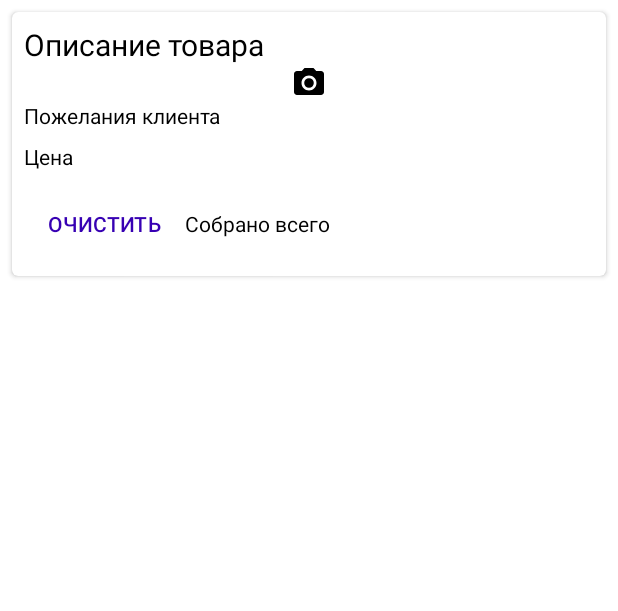
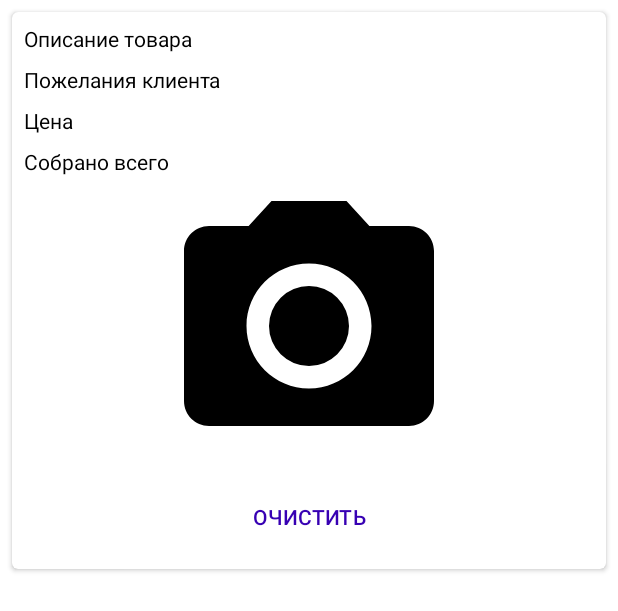
Before and after one commit to TimofeySin/GeminiStore, an Android app: the layout order_goods_item.xml on its own in the app's theme, with its tools: preview values and no code run, on a phone screen of 412 x 824 dp. Shown: the top 611 px of the screen. Run offline under Robolectric (Android 15) with nearby library versions, the phone set to English and light mode, and no system bars; Roboto replaces fonts that are not available here.

Commit message:
Корректировка интерфейса

```diff
--- a/app/src/main/java/com/example/geministore/services/urovo/UrovoConnectionService.kt
+++ b/app/src/main/java/com/example/geministore/services/urovo/UrovoConnectionService.kt
@@ -62,7 +62,8 @@ class UrovoConnectionService : Service() {
 
     private fun getBluetoothDevice(bluetoothAdapter: BluetoothAdapter): BluetoothDevice? {
         val deviceAddress = sharedPref(applicationContext).getDeviceID()
-        return bluetoothAdapter.getRemoteDevice(deviceAddress)
+        deviceAddress?.let{return bluetoothAdapter.getRemoteDevice(it)}
+        return null
     }
 
     private fun checkPermission(): Boolean {
--- a/app/src/main/java/com/example/geministore/sharedPref.kt
+++ b/app/src/main/java/com/example/geministore/sharedPref.kt
@@ -17,7 +17,7 @@ class sharedPref(private val contextApp: Context) {
 
     fun getDeviceID(): String? {
         val sharedPreference =  contextApp.getSharedPreferences(nameShared, Context.MODE_PRIVATE)
-        return sharedPreference.getString(deviceIDPref,"")
+        return sharedPreference.getString(deviceIDPref,null)
 
     }
 
--- a/app/src/main/java/com/example/geministore/ui/order/OrderViewModel.kt
+++ b/app/src/main/java/com/example/geministore/ui/order/OrderViewModel.kt
@@ -35,6 +35,9 @@ class OrderViewModel(application: Application) : AndroidViewModel(application) {
 
     private val _idOrder = MutableLiveData<String>().apply { value = "" }
     val idOrder: LiveData<String> = _idOrder
+
+    private val _commentGoods = MutableLiveData<String>().apply { value = "" }
+    val commentGoods: LiveData<String> = _commentGoods
 
     private val _orderGoods =
         MutableLiveData<MutableList<DataModelOrderGoods>>().apply { value = mutableListOf() }
--- a/app/src/main/res/layout/order_goods_item.xml
+++ b/app/src/main/res/layout/order_goods_item.xml
@@ -19,45 +19,52 @@
 
             <TextView
                 android:id="@+id/good_description"
-                style="@style/HeaderBold20"
+                style="@style/HeaderBold14"
                 android:layout_width="match_parent"
                 android:layout_height="wrap_content"
                 android:text="@string/good_desc" />
-
-            <ImageView
-                android:id="@+id/good_image"
-                android:layout_width="match_parent"
-                android:layout_height="wrap_content"
-                android:contentDescription="@string/good_images"
-                android:maxHeight="200dp"
-                android:scaleType="fitCenter"
-                app:srcCompat="@drawable/ic_menu_camera" />
 
             <TextView
                 android:id="@+id/good_comment"
                 style="@style/TextRegular14"
                 android:layout_width="match_parent"
                 android:layout_height="wrap_content"
+                android:paddingTop="8dp"
                 android:text="@string/good_comment" />
 
             <TextView
                 android:id="@+id/good_price"
                 style="@style/HeaderBold14"
                 android:layout_width="match_parent"
-                android:layout_height="wrap_content"
-                android:paddingTop="8sp"
-                android:paddingBottom="8sp"
+                android:layout_height="match_parent"
+                android:layout_weight="2"
+                android:paddingTop="8dp"
                 android:text="@string/goods_price" />
 
-            <LinearLayout
+            <TextView
+                android:id="@+id/good_total"
+                style="@style/TextRegular14"
                 android:layout_width="match_parent"
                 android:layout_height="match_parent"
-                android:orientation="horizontal">
+                android:layout_weight="1"
+                android:gravity="center_vertical"
+                android:paddingTop="8dp"
+                android:text="@string/goods_total" />
+
+            <ImageView
+                android:id="@+id/good_image"
+                android:layout_width="match_parent"
+                android:layout_height="wrap_content"
+                android:adjustViewBounds="true"
+                android:contentDescription="@string/good_images"
+                android:maxHeight="200dp"
+                android:scaleType="fitCenter"
+                app:srcCompat="@drawable/ic_menu_camera" />
 
             <Button
                 android:id="@+id/button_clear"
                 style="@style/Widget.AppCompat.Button.ButtonBar.AlertDialog"
-                    android:layout_width="wrap_content"
+                android:layout_width="match_parent"
                 android:layout_height="wrap_content"
                 android:backgroundTint="@android:color/transparent"
                 android:insetTop="0sp"
@@ -67,15 +74,6 @@
                 android:textColor="@color/purple_700"
                 app:iconPadding="0sp" />
 
-                <TextView
-                    android:id="@+id/good_total"
-                    style="@style/TextRegular14"
-                    android:layout_width="match_parent"
-                    android:layout_height="match_parent"
-                    android:gravity="center_vertical"
-                    android:text="@string/goods_total" />
-            </LinearLayout>
-
         </LinearLayout>
     </androidx.cardview.widget.CardView>
 </FrameLayout>
```
Also changed, not shown: app/src/main/java/com/example/geministore/MainActivity.kt (+4 -4 lines), app/src/main/java/com/example/geministore/ui/order/OrderRecyclerAdapter.kt (+8 -0 lines), app/src/main/res/layout/app_bar_main.xml (+2 -9 lines). Lines whose indentation alone changed are shown as unchanged.
